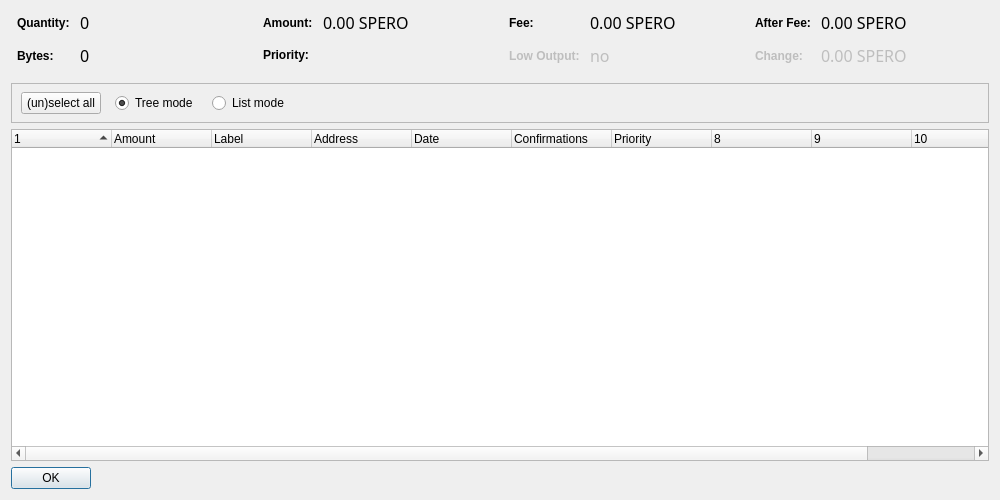
First picture: the form in src/qt/forms/coincontroldialog.ui, repository LightBurdenOfficial/SperoCoin, before the edit.
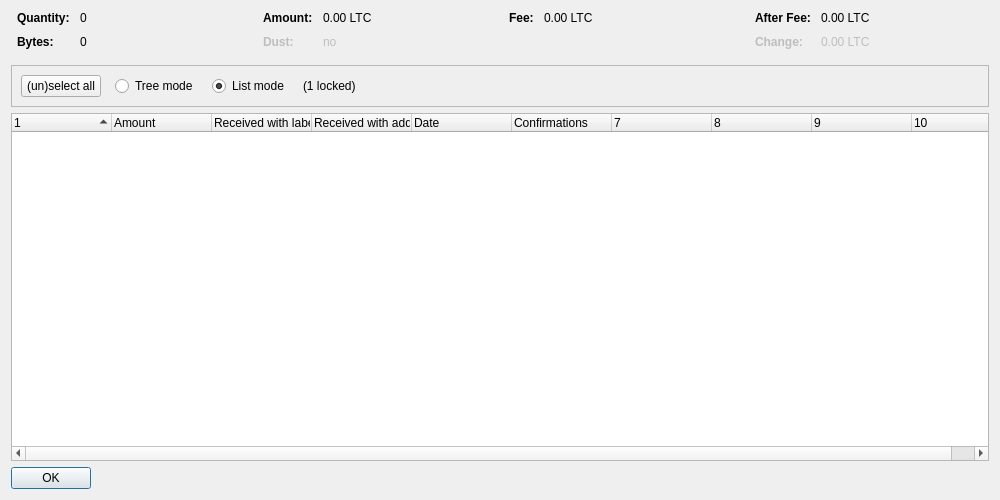
Second picture: the form after the edit. Custom widgets are drawn as their Qt base class.

Commit message:
[HARD FORK] SperoCoin v.2.7.0.0
Seja bem vindo à nova fase da SperoCoin!
Apresentamos ao público o novo código-fonte da SPERO, totalmente atualizado e com muitas novidades, além de diversas melhorias.

#JuntosSomosMaisFortes

Diff of the .ui file:
```diff
--- a/src/qt/forms/coincontroldialog.ui
+++ b/src/qt/forms/coincontroldialog.ui
@@ -11,10 +11,7 @@
    </rect>
   </property>
   <property name="windowTitle">
-   <string>Coin Control</string>
-  </property>
-  <property name="styleSheet">
-   <string notr="true"/>
+   <string>Coin Selection</string>
   </property>
   <layout class="QVBoxLayout" name="verticalLayout">
    <item>
@@ -41,8 +38,11 @@
        </property>
        <item row="0" column="0">
         <widget class="QLabel" name="labelCoinControlQuantityText">
-         <property name="styleSheet">
-          <string notr="true">font-weight:bold;</string>
+         <property name="font">
+          <font>
+           <weight>75</weight>
+           <bold>true</bold>
+          </font>
          </property>
          <property name="text">
           <string>Quantity:</string>
@@ -51,15 +51,6 @@
        </item>
        <item row="0" column="1">
         <widget class="QLabel" name="labelCoinControlQuantity">
-         <property name="font">
-          <font>
-           <family>Century Gothic</family>
-           <pointsize>12</pointsize>
-           <weight>50</weight>
-           <italic>false</italic>
-           <bold>false</bold>
-          </font>
-         </property>
          <property name="cursor">
           <cursorShape>IBeamCursor</cursorShape>
          </property>
@@ -76,8 +67,11 @@
        </item>
        <item row="1" column="0">
         <widget class="QLabel" name="labelCoinControlBytesText">
-         <property name="styleSheet">
-          <string notr="true">font-weight:bold;</string>
+         <property name="font">
+          <font>
+           <weight>75</weight>
+           <bold>true</bold>
+          </font>
          </property>
          <property name="text">
           <string>Bytes:</string>
@@ -86,15 +80,6 @@
        </item>
        <item row="1" column="1">
         <widget class="QLabel" name="labelCoinControlBytes">
-         <property name="font">
-          <font>
-           <family>Century Gothic</family>
-           <pointsize>12</pointsize>
-           <weight>50</weight>
-           <italic>false</italic>
-           <bold>false</bold>
-          </font>
-         </property>
          <property name="cursor">
           <cursorShape>IBeamCursor</cursorShape>
          </property>
@@ -127,8 +112,11 @@
        </property>
        <item row="0" column="0">
         <widget class="QLabel" name="labelCoinControlAmountText">
-         <property name="styleSheet">
-          <string notr="true">font-weight:bold;</string>
+         <property name="font">
+          <font>
+           <weight>75</weight>
+           <bold>true</bold>
+          </font>
          </property>
          <property name="text">
           <string>Amount:</string>
@@ -137,15 +125,6 @@
        </item>
        <item row="0" column="1">
         <widget class="QLabel" name="labelCoinControlAmount">
-         <property name="font">
-          <font>
-           <family>Century Gothic</family>
-           <pointsize>12</pointsize>
-           <weight>50</weight>
-           <italic>false</italic>
-           <bold>false</bold>
-          </font>
-         </property>
          <property name="cursor">
           <cursorShape>IBeamCursor</cursorShape>
          </property>
@@ -153,7 +132,7 @@
           <enum>Qt::ActionsContextMenu</enum>
          </property>
          <property name="text">
-          <string notr="true">0.00 SPERO</string>
+          <string notr="true">0.00 LTC</string>
          </property>
          <property name="textInteractionFlags">
           <set>Qt::LinksAccessibleByMouse|Qt::TextSelectableByKeyboard|Qt::TextSelectableByMouse</set>
@@ -161,25 +140,25 @@
         </widget>
        </item>
        <item row="1" column="0">
-        <widget class="QLabel" name="labelCoinControlPriorityText">
-         <property name="styleSheet">
-          <string notr="true">font-weight:bold;</string>
+        <widget class="QLabel" name="labelCoinControlLowOutputText">
+         <property name="enabled">
+          <bool>false</bool>
+         </property>
+         <property name="font">
+          <font>
+           <weight>75</weight>
+           <bold>true</bold>
+          </font>
          </property>
          <property name="text">
-          <string>Priority:</string>
+          <string>Dust:</string>
          </property>
         </widget>
        </item>
        <item row="1" column="1">
-        <widget class="QLabel" name="labelCoinControlPriority">
-         <property name="font">
-          <font>
-           <family>Century Gothic</family>
-           <pointsize>12</pointsize>
-           <weight>50</weight>
-           <italic>false</italic>
-           <bold>false</bold>
-          </font>
+        <widget class="QLabel" name="labelCoinControlLowOutput">
+         <property name="enabled">
+          <bool>false</bool>
          </property>
          <property name="cursor">
           <cursorShape>IBeamCursor</cursorShape>
@@ -188,7 +167,7 @@
           <enum>Qt::ActionsContextMenu</enum>
          </property>
          <property name="text">
-          <string/>
+          <string notr="true">no</string>
          </property>
          <property name="textInteractionFlags">
           <set>Qt::LinksAccessibleByMouse|Qt::TextSelectableByKeyboard|Qt::TextSelectableByMouse</set>
@@ -213,8 +192,11 @@
        </property>
        <item row="0" column="0">
         <widget class="QLabel" name="labelCoinControlFeeText">
-         <property name="styleSheet">
-          <string notr="true">font-weight:bold;</string>
+         <property name="font">
+          <font>
+           <weight>75</weight>
+           <bold>true</bold>
+          </font>
          </property>
          <property name="text">
           <string>Fee:</string>
@@ -223,15 +205,6 @@
        </item>
        <item row="0" column="1">
         <widget class="QLabel" name="labelCoinControlFee">
-         <property name="font">
-          <font>
-           <family>Century Gothic</family>
-           <pointsize>12</pointsize>
-           <weight>50</weight>
-           <italic>false</italic>
-           <bold>false</bold>
-          </font>
-         </property>
          <property name="cursor">
           <cursorShape>IBeamCursor</cursorShape>
          </property>
@@ -239,48 +212,7 @@
           <enum>Qt::ActionsContextMenu</enum>
          </property>
          <property name="text">
-          <string notr="true">0.00 SPERO</string>
-         </property>
-         <property name="textInteractionFlags">
-          <set>Qt::LinksAccessibleByMouse|Qt::TextSelectableByKeyboard|Qt::TextSelectableByMouse</set>
-         </property>
-        </widget>
-       </item>
-       <item row="1" column="0">
-        <widget class="QLabel" name="labelCoinControlLowOutputText">
-         <property name="enabled">
-          <bool>false</bool>
-         </property>
-         <property name="styleSheet">
-          <string notr="true">font-weight:bold;</string>
-         </property>
-         <property name="text">
-          <string>Low Output:</string>
-         </property>
-        </widget>
-       </item>
-       <item row="1" column="1">
-        <widget class="QLabel" name="labelCoinControlLowOutput">
-         <property name="enabled">
-          <bool>false</bool>
-         </property>
-         <property name="font">
-          <font>
-           <family>Century Gothic</family>
-           <pointsize>12</pointsize>
-           <weight>50</weight>
-           <italic>false</italic>
-           <bold>false</bold>
-          </font>
-         </property>
-         <property name="cursor">
-          <cursorShape>IBeamCursor</cursorShape>
-         </property>
-         <property name="contextMenuPolicy">
-          <enum>Qt::ActionsContextMenu</enum>
-         </property>
-         <property name="text">
-          <string notr="true">no</string>
+          <string notr="true">0.00 LTC</string>
          </property>
          <property name="textInteractionFlags">
           <set>Qt::LinksAccessibleByMouse|Qt::TextSelectableByKeyboard|Qt::TextSelectableByMouse</set>
@@ -305,8 +237,11 @@
        </property>
        <item row="0" column="0">
         <widget class="QLabel" name="labelCoinControlAfterFeeText">
-         <property name="styleSheet">
-          <string notr="true">font-weight:bold;</string>
+         <property name="font">
+          <font>
+           <weight>75</weight>
+           <bold>true</bold>
+          </font>
          </property>
          <property name="text">
           <string>After Fee:</string>
@@ -315,15 +250,6 @@
        </item>
        <item row="0" column="1">
         <widget class="QLabel" name="labelCoinControlAfterFee">
-         <property name="font">
-          <font>
-           <family>Century Gothic</family>
-           <pointsize>12</pointsize>
-           <weight>50</weight>
-           <italic>false</italic>
-           <bold>false</bold>
-          </font>
-         </property>
          <property name="cursor">
           <cursorShape>IBeamCursor</cursorShape>
          </property>
@@ -331,7 +257,7 @@
           <enum>Qt::ActionsContextMenu</enum>
          </property>
          <property name="text">
-          <string notr="true">0.00 SPERO</string>
+          <string notr="true">0.00 LTC</string>
          </property>
          <property name="textInteractionFlags">
           <set>Qt::LinksAccessibleByMouse|Qt::TextSelectableByKeyboard|Qt::TextSelectableByMouse</set>
@@ -343,8 +269,11 @@
          <property name="enabled">
           <bool>false</bool>
          </property>
-         <property name="styleSheet">
-          <string notr="true">font-weight:bold;</string>
+         <property name="font">
+          <font>
+           <weight>75</weight>
+           <bold>true</bold>
+          </font>
          </property>
          <property name="text">
           <string>Change:</string>
@@ -356,15 +285,6 @@
          <property name="enabled">
           <bool>false</bool>
          </property>
-         <property name="font">
-          <font>
-           <family>Century Gothic</family>
-           <pointsize>12</pointsize>
-           <weight>50</weight>
-           <italic>false</italic>
-           <bold>false</bold>
-          </font>
-         </property>
          <property name="cursor">
           <cursorShape>IBeamCursor</cursorShape>
          </property>
@@ -372,7 +292,7 @@
           <enum>Qt::ActionsContextMenu</enum>
          </property>
          <property name="text">
-          <string notr="true">0.00 SPERO</string>
+          <string notr="true">0.00 LTC</string>
          </property>
          <property name="textInteractionFlags">
           <set>Qt::LinksAccessibleByMouse|Qt::TextSelectableByKeyboard|Qt::TextSelectableByMouse</set>
@@ -397,16 +317,9 @@
      <property name="frameShadow">
       <enum>QFrame::Sunken</enum>
      </property>
-     <widget class="QWidget" name="horizontalLayoutWidget">
-      <property name="geometry">
-       <rect>
-        <x>10</x>
-        <y>0</y>
-        <width>781</width>
-        <height>41</height>
-       </rect>
-      </property>
-      <layout class="QHBoxLayout" name="horizontalLayoutPanel" stretch="0,0,0,0">
+     <layout class="QHBoxLayout" name="horizontalLayout">
+      <item>
+       <layout class="QHBoxLayout" name="horizontalLayoutPanel" stretch="0,0,0,0,0">
        <property name="spacing">
         <number>14</number>
        </property>
@@ -418,12 +331,12 @@
            <verstretch>0</verstretch>
           </sizepolicy>
          </property>
-         <property name="styleSheet">
-          <string notr="true"/>
-         </property>
          <property name="text">
           <string>(un)select all</string>
          </property>
+          <property name="autoDefault">
+           <bool>false</bool>
+          </property>
         </widget>
        </item>
        <item>
@@ -437,9 +350,6 @@
          <property name="text">
           <string>Tree mode</string>
          </property>
-         <property name="checked">
-          <bool>true</bool>
-         </property>
         </widget>
        </item>
        <item>
@@ -453,6 +363,16 @@
          <property name="text">
           <string>List mode</string>
          </property>
+          <property name="checked">
+           <bool>true</bool>
+          </property>
+         </widget>
+        </item>
+        <item>
+         <widget class="QLabel" name="labelLocked">
+          <property name="text">
+           <string notr="true">(1 locked)</string>
+          </property>
         </widget>
        </item>
        <item>
@@ -469,7 +389,8 @@
         </spacer>
        </item>
       </layout>
-     </widget>
+      </item>
+     </layout>
     </widget>
    </item>
    <item>
@@ -477,14 +398,11 @@
      <property name="contextMenuPolicy">
       <enum>Qt::CustomContextMenu</enum>
      </property>
-     <property name="styleSheet">
-      <string notr="true"/>
-     </property>
      <property name="sortingEnabled">
       <bool>false</bool>
      </property>
      <property name="columnCount">
-      <number>11</number>
+      <number>10</number>
      </property>
      <attribute name="headerShowSortIndicator" stdset="0">
       <bool>true</bool>
@@ -504,12 +422,12 @@
      </column>
      <column>
       <property name="text">
-       <string>Label</string>
+       <string>Received with label</string>
       </property>
      </column>
      <column>
       <property name="text">
-       <string>Address</string>
+       <string>Received with address</string>
       </property>
      </column>
      <column>
@@ -525,11 +443,6 @@
        <string>Confirmed</string>
       </property>
      </column>
-     <column>
-      <property name="text">
-       <string>Priority</string>
-      </property>
-     </column>
      <column>
       <property name="text">
        <string/>
```
Left out of the diff: 5 changed lines with no effect on the pictures. Lines whose indentation alone changed are shown as unchanged. The commit also changes 2144 other files.
